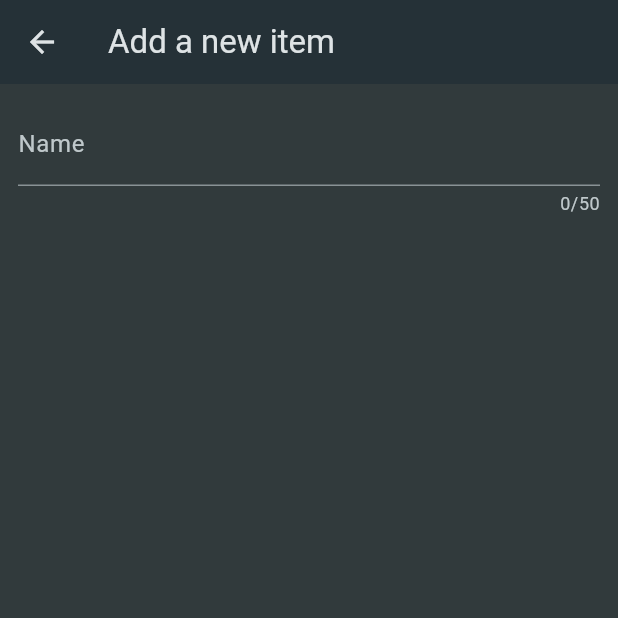
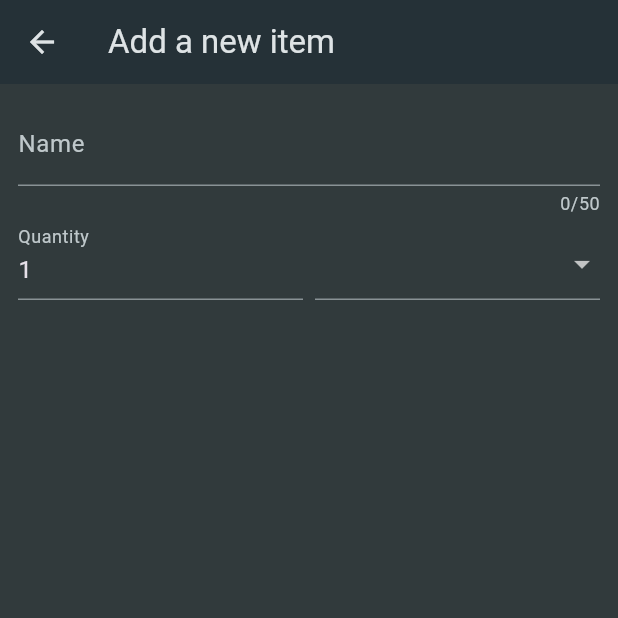
Before and after one commit to shaikhikram04/Shopping-List, a Flutter app: the NewItemScreen screen opened directly, on a phone screen of 412 x 824 dp, the top half of it. Run offline on Flutter 3.47's test engine with Material 3 defaults, Android fonts, the phone set to English and light mode, and no system bars.

```diff
--- a/lib/screens/new_item.dart
+++ b/lib/screens/new_item.dart
@@ -1,4 +1,5 @@
 import 'package:flutter/material.dart';
+import 'package:shopping_list/data/categories.dart';
 
 class NewItemScreen extends StatefulWidget {
   const NewItemScreen({super.key});
@@ -28,8 +29,44 @@ class _NewItemState extends State<NewItemScreen> {
                 return 'demo...';
               },
             ),
+            Row(
+              crossAxisAlignment: CrossAxisAlignment.end,
+              children: [
+                Expanded(
+                  child: TextFormField(
+                    decoration: const InputDecoration(
+                      label: Text('Quantity'),
+                    ),
+                    initialValue: '1',
+                  ),
+                ),
+                const SizedBox(width: 8),
+                Expanded(
+                  child: DropdownButtonFormField(
+                    items: [
+                      for (final category in categories.entries)
+                        DropdownMenuItem(
+                            value: category.key,
+                            child: Row(
+                              children: [
+                                Container(
+                                  width: 16,
+                                  height: 16,
+                                  color: category.value.color,
+                                ),
+                                const SizedBox(width: 6),
+                                Text(category.value.title)
                               ],
-          ))),
+                            ))
+                    ],
+                    onChanged: (value) {},
+                  ),
+                ),
+              ],
+            )
+          ],
+        )),
+      ),
     );
   }
 }
```
Lines whose indentation alone changed are shown as unchanged.
